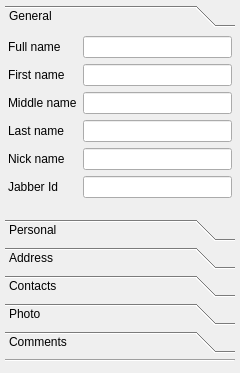
The window that src/plugins/vcard/vcarddialog2.ui (xnamed/vacuum-im) describes before a commit, drawn with Qt 5.
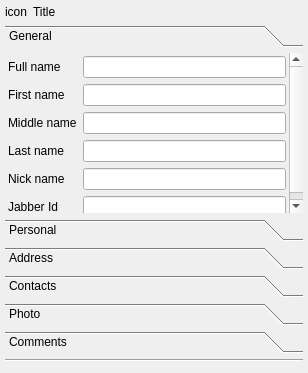
The same window after the commit. Custom widgets are drawn as their Qt base class.

Diff of the .ui file:
```diff
--- a/src/plugins/vcard/vcarddialog2.ui
+++ b/src/plugins/vcard/vcarddialog2.ui
@@ -6,7 +6,7 @@
    <rect>
     <x>0</x>
     <y>0</y>
-    <width>240</width>
+    <width>308</width>
     <height>373</height>
    </rect>
   </property>
@@ -29,6 +29,30 @@
    <property name="bottomMargin">
     <number>5</number>
    </property>
+   <item>
+    <layout class="QHBoxLayout" name="horizontalLayout">
+     <item>
+      <widget class="QLabel" name="lblIcon">
+       <property name="text">
+        <string>icon</string>
+       </property>
+      </widget>
+     </item>
+     <item>
+      <widget class="QLabel" name="lblTitle">
+       <property name="sizePolicy">
+        <sizepolicy hsizetype="Expanding" vsizetype="Preferred">
+         <horstretch>0</horstretch>
+         <verstretch>0</verstretch>
+        </sizepolicy>
+       </property>
+       <property name="text">
+        <string>Title</string>
+       </property>
+      </widget>
+     </item>
+    </layout>
+   </item>
    <item>
     <widget class="QToolBox" name="twtVCard">
      <property name="sizePolicy">
@@ -42,8 +66,8 @@
        <rect>
         <x>0</x>
         <y>0</y>
-        <width>230</width>
-        <height>186</height>
+        <width>298</width>
+        <height>165</height>
        </rect>
       </property>
       <attribute name="label">
```
Left out of the diff: 14 changed lines with no effect on the pictures.
